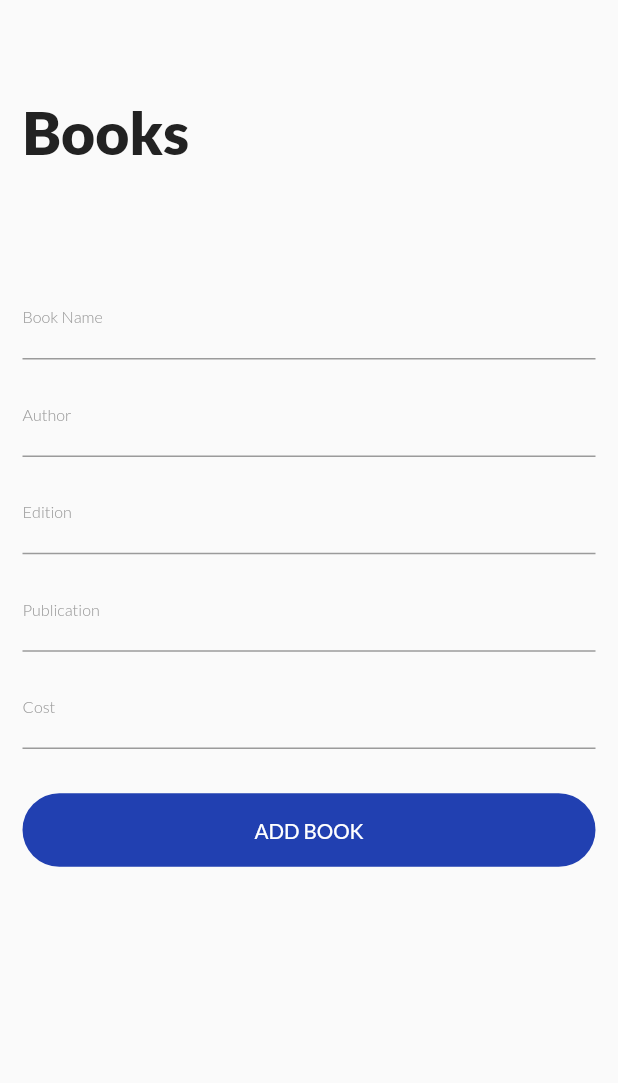
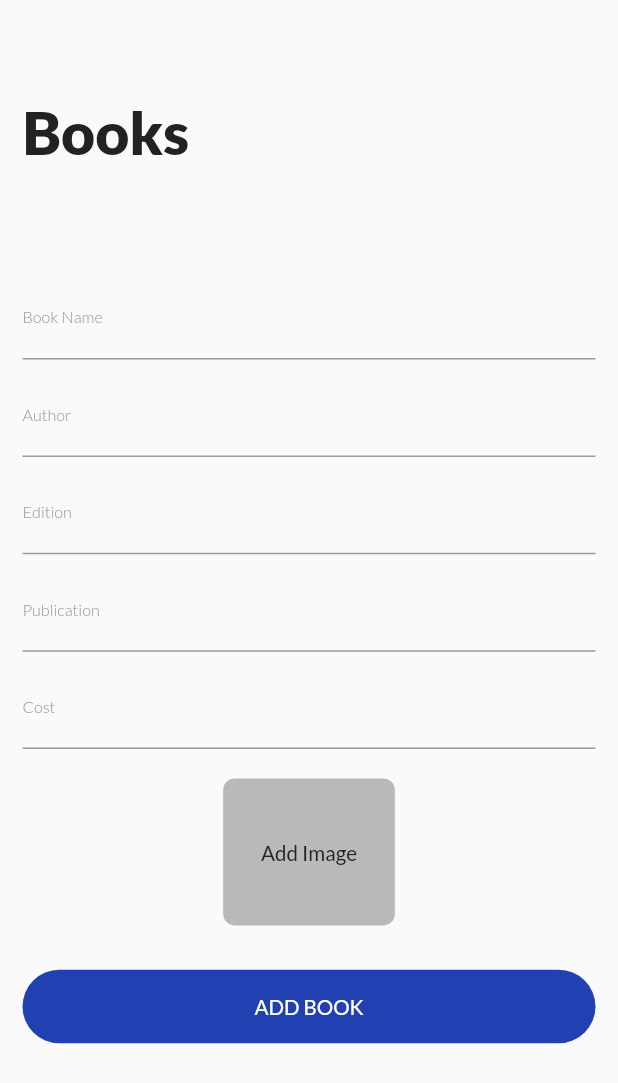
Before and after one commit to sakshipore/College-Shopify, a Flutter app: the NewBookEntryScreen screen opened directly with empty values, on a phone screen of 412 x 824 dp. Shown: the top 1083 px of the screen. Run offline on Flutter 3.47's test engine with Material 2 defaults, Android fonts, the phone set to English and light mode, and no system bars; our stand-ins replace firebase_core, firebase_storage, flutter_screenutil, image_picker; missing offline and left inert: mongo_dart; accounts and stored records are empty.

```diff
--- a/lib/main.dart
+++ b/lib/main.dart
@@ -1,8 +1,11 @@
 import 'package:college_shopify/view/login_screen.dart';
+import 'package:firebase_core/firebase_core.dart';
 import 'package:flutter/material.dart';
 import 'package:flutter_screenutil/flutter_screenutil.dart';
 
-void main() {
+void main() async {
+  WidgetsFlutterBinding.ensureInitialized();
+  await Firebase.initializeApp();
   runApp(const MyApp());
 }
 
--- a/lib/model/books.dart
+++ b/lib/model/books.dart
@@ -14,6 +14,7 @@ class Book {
   String edition;
   String publication;
   ObjectId userId;
+  String productImage;
 
   Book({
     required this.id,
@@ -23,6 +24,7 @@ class Book {
     required this.edition,
     required this.publication,
     required this.userId,
+    required this.productImage,
   });
 
   factory Book.fromJson(Map<String, dynamic> json) => Book(
@@ -33,6 +35,7 @@ class Book {
         edition: json["edition"],
         publication: json["publication"],
         userId: json["userId"],
+        productImage: json["productImage"] ?? "",
       );
 
   Map<String, dynamic> toJson() => {
@@ -43,5 +46,6 @@ class Book {
         "edition": edition,
         "publication": publication,
         "userId": userId,
+        "productImage": productImage,
       };
 }
--- /dev/null
+++ b/lib/utils/pick_image.dart
@@ -0,0 +1,26 @@
+import 'dart:io';
+
+import 'package:firebase_storage/firebase_storage.dart';
+import 'package:image_picker/image_picker.dart';
+
+File? productImage;
+
+Future<File?> pickImage() async {
+  final image = await ImagePicker().pickImage(source: ImageSource.gallery);
+  if (image == null)
+    return null;
+
+  final img = File(image.path);
+  productImage = img;
+  return productImage;
+}
+
+Future<String> uploadProductImage(File? image, String name) async {
+    Reference ref = FirebaseStorage.instance
+        .ref()
+        .child('productImages')
+        .child(name + DateTime.now().toString());
+    TaskSnapshot snapshot = await ref.putFile(image!);
+    String imageDwnUrl = await snapshot.ref.getDownloadURL();
+    return imageDwnUrl;
+  }
--- a/lib/view/new_book_entry_screen.dart
+++ b/lib/view/new_book_entry_screen.dart
@@ -1,13 +1,17 @@
 import 'dart:developer';
+import 'dart:io';
 
 import 'package:college_shopify/db_helper/mongodb.dart';
 import 'package:college_shopify/db_helper/mongodb_book.dart';
 import 'package:college_shopify/model/books.dart';
+import 'package:college_shopify/utils/pick_image.dart';
 import 'package:college_shopify/view/home_screen.dart';
 import 'package:college_shopify/widgets/button.dart';
 import 'package:college_shopify/widgets/form_text.dart';
 import 'package:college_shopify/widgets/heading_text.dart';
+import 'package:college_shopify/widgets/normal_text.dart';
 import 'package:college_shopify/widgets/snackbar_text.dart';
+import 'package:firebase_storage/firebase_storage.dart';
 import 'package:flutter/material.dart';
 import 'package:flutter_screenutil/flutter_screenutil.dart';
 import 'package:mongo_dart/mongo_dart.dart' as M;
@@ -28,6 +32,8 @@ class _NewBookEntryScreenState extends State<NewBookEntryScreen> {
   TextEditingController publicationController = TextEditingController();
   bool isLoading = false;
   var _id;
+  String productImage = "";
+  File? image;
 
   Future<void> _updateData(var productId) async {
     setState(() {
@@ -53,7 +59,7 @@ class _NewBookEntryScreenState extends State<NewBookEntryScreen> {
   }
 
   Future<void> _insertData(String name, String author, String cost,
-      String edition, String publication) async {
+      String edition, String publication, String image) async {
     setState(() {
       isLoading = true;
     });
@@ -66,6 +72,7 @@ class _NewBookEntryScreenState extends State<NewBookEntryScreen> {
       edition: edition,
       publication: publication,
       userId: widget.userId,
+      productImage: image,
     );
     Map<String, dynamic> result =
         await MongoDatabaseBook().insert(data.toJson());
@@ -112,39 +119,93 @@ class _NewBookEntryScreenState extends State<NewBookEntryScreen> {
                       SizedBox(
                         height: 75.h,
                       ),
-                      FormText(text: "Book Name", controller: nameController),
+                      FormText(
+                        text: "Book Name",
+                        controller: nameController,
+                      ),
                       SizedBox(
                         height: 10.h,
                       ),
-                      FormText(text: "Author", controller: authorController),
+                      FormText(
+                        text: "Author",
+                        controller: authorController,
+                      ),
                       SizedBox(
                         height: 10.h,
                       ),
-                      FormText(text: "Edition", controller: editionController),
+                      FormText(
+                        text: "Edition",
+                        controller: editionController,
+                      ),
                       SizedBox(
                         height: 10.h,
                       ),
                       FormText(
                         text: "Publication",
-                          controller: publicationController),
+                        controller: publicationController,
+                      ),
                       SizedBox(
                         height: 10.h,
                       ),
-                      FormText(text: "Cost", controller: costController),
+                      FormText(
+                        text: "Cost",
+                        controller: costController,
+                      ),
+                      SizedBox(
+                        height: 20.h,
+                      ),
+                      InkWell(
+                        onTap: () async {
+                          File? temp = await pickImage();
+                          setState(() {
+                            image = temp;
+                          });
+                        },
+                        child: Center(
+                          child: Container(
+                            height: 100.h,
+                            width: 100.w,
+                            decoration: BoxDecoration(
+                              color: Colors.black26,
+                              borderRadius: BorderRadius.circular(8.r),
+                            ),
+                            child: ClipRRect(
+                              borderRadius: BorderRadius.circular(8.r),
+                              child: image == null
+                                  ? Center(child: normalText(text: "Add Image"))
+                                  : Image.file(
+                                      File(image!.path),
+                                      fit: BoxFit.cover,
+                                    ),
+                            ),
+                          ),
+                        ),
+                      ),
                       SizedBox(
                         height: 30.h,
                       ),
                       Button(
                         text: "ADD BOOK",
                         onTap: () async {
+                          setState(() {
+                            isLoading = true;
+                          });
+                          log("*************picking done uploading");
+                          productImage = await uploadProductImage(
+                              image, nameController.text);
+
                           await _insertData(
                             nameController.text,
                             authorController.text,
                             costController.text,
                             editionController.text,
                             publicationController.text,
+                            productImage,
                           );
                           await _updateData(_id);
+                          setState(() {
+                            isLoading = false;
+                          });
                           Navigator.push(
                             context,
                             MaterialPageRoute(
--- a/lib/widgets/display_card_book.dart
+++ b/lib/widgets/display_card_book.dart
@@ -37,6 +37,11 @@ class DisplayCardBook extends StatelessWidget {
               height: 5.h,
             ),
             whiteText(text: "Cost: " + data.cost),
+            Container(
+              height: 50.h,
+              width: 50.h,
+              child: data.productImage!="" ? Image.network(data.productImage) : Text("default"),
+            ),
           ],
         ),
       ),
--- a/pubspec.yaml
+++ b/pubspec.yaml
@@ -24,9 +24,12 @@ environment:
 
 dependencies:
   cupertino_icons: ^1.0.2
+  firebase_core: ^2.4.0
+  firebase_storage: ^11.0.8
   flutter:
     sdk: flutter
   flutter_screenutil: ^5.6.0
+  image_picker: ^0.8.6
   mongo_dart: ^0.8.0
 
 dev_dependencies:
```
Also changed, not shown: pubspec.lock, 3 other files. Lines whose indentation alone changed are shown as unchanged.
